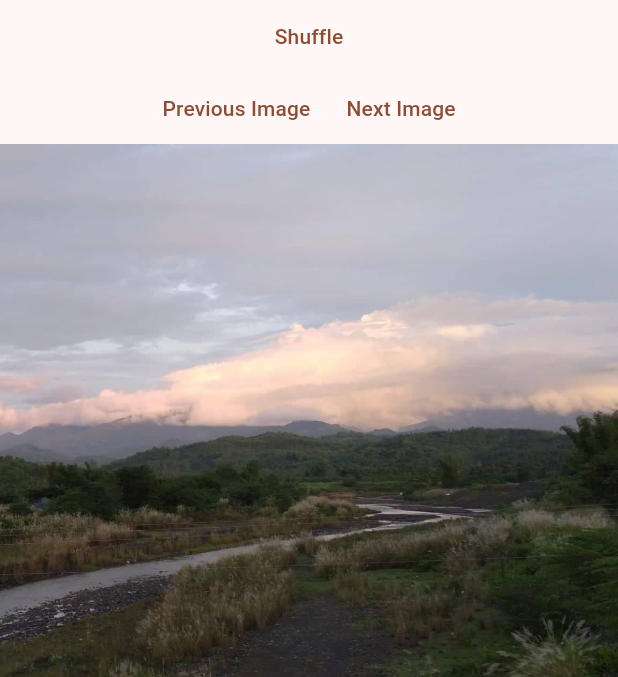
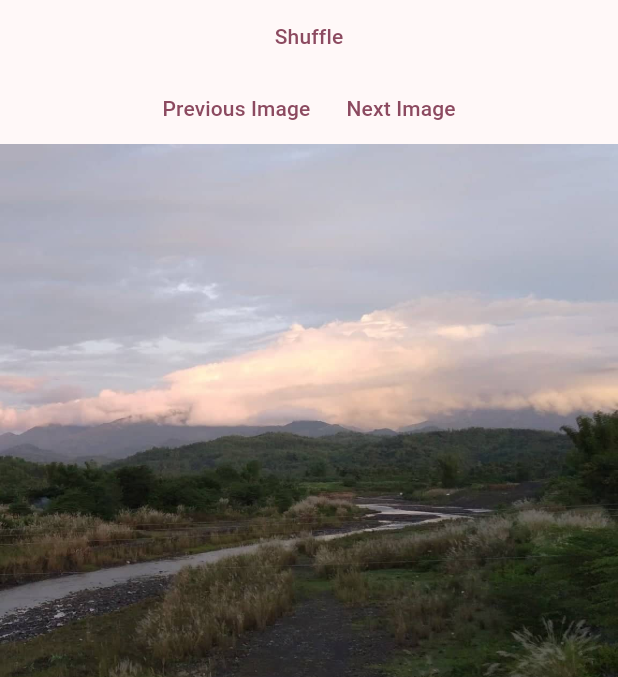
Before and after one commit to LETrabado/LETrabado.github.io, a Flutter app: the screen it shows after launch, on a phone screen of 412 x 824 dp, the part 84-761 px from its top. Run offline on Flutter 3.47's test engine with Material 2 defaults, Android fonts, the phone set to English and light mode, and no system bars; our stand-ins replace hexcolor.

Commit message:
second commit

```diff
--- a/lib/main.dart
+++ b/lib/main.dart
@@ -14,7 +14,7 @@ class MyApp extends StatelessWidget {
     return MaterialApp(
       title: 'Flutter Demo',
       theme: ThemeData(
-        colorScheme: ColorScheme.fromSeed(seedColor: Colors.brown),
+        colorScheme: ColorScheme.fromSeed(seedColor: Colors.black),
         useMaterial3: true,
       ),
       home: Puzzle_page(),
```
